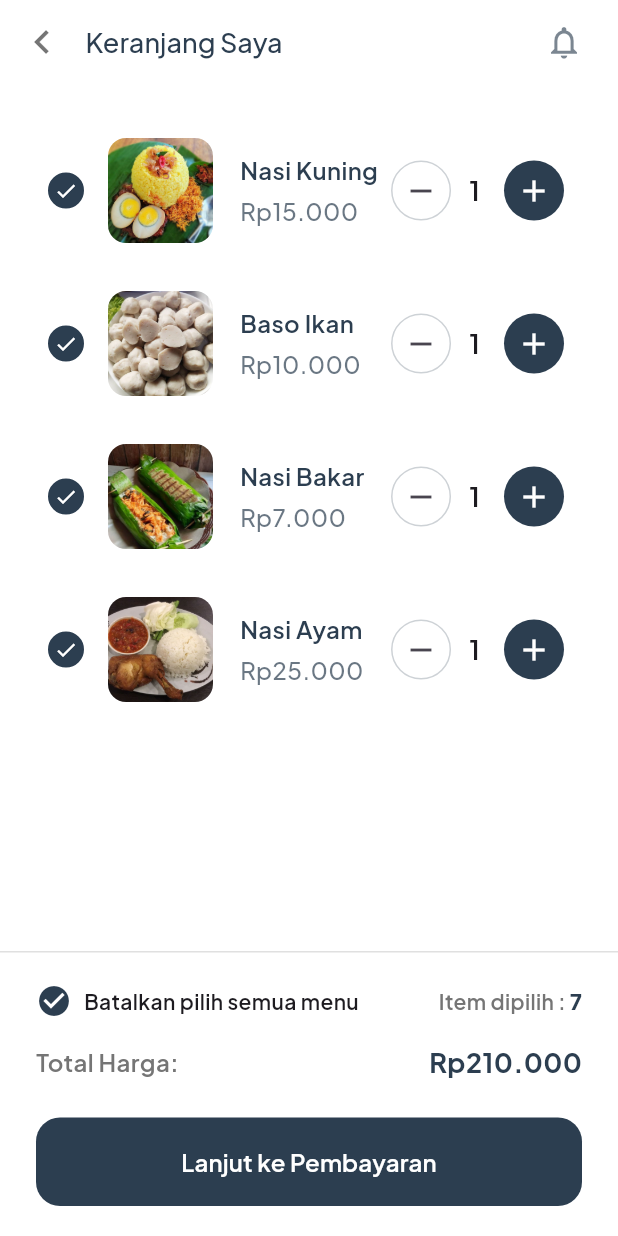
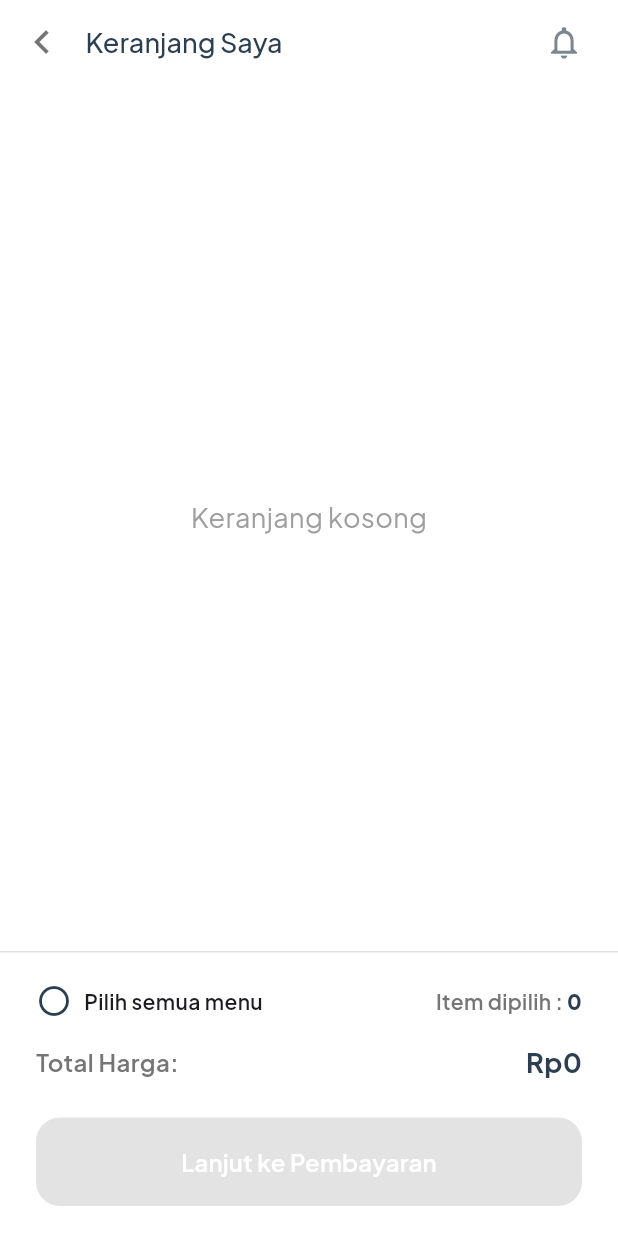
Before and after one commit to zaki-ramadhan/katering-ibu-mobile-app, a Flutter app: the CartScreen screen opened directly, after a tap on "Pilih semua menu", on a phone screen of 412 x 824 dp. Run offline on Flutter 3.47's test engine with Material 3 defaults, Android fonts, the phone set to English and light mode, and no system bars; our stand-ins replace animated_splash_screen, flutter_profile_picture, google_fonts, logger, lottie, shared_preferences and 1 more; accounts and stored records are empty; project files that could hold a hidden picture were left out.

Commit message:
fix add_to_cart feature of home and cart page

```diff
--- a/lib/screens/client/cart_screen.dart
+++ b/lib/screens/client/cart_screen.dart
@@ -1,9 +1,13 @@
 import 'package:flutter/material.dart';
 import 'package:google_fonts/google_fonts.dart';
+import 'package:intl/intl.dart';
 import 'package:katering_ibu_m_flutter/constants/index.dart';
-import 'package:katering_ibu_m_flutter/dummy_data.dart';
+import 'package:katering_ibu_m_flutter/models/cart_model.dart';
 import 'package:katering_ibu_m_flutter/screens/client/rating_order_scren.dart';
 import 'package:katering_ibu_m_flutter/widgets/custom_app_bar.dart';
+import 'package:provider/provider.dart';
+
+import '../../provider/cart_provider.dart';
 
 class CartScreen extends StatefulWidget {
   const CartScreen({super.key});
@@ -14,9 +18,16 @@ class CartScreen extends StatefulWidget {
 
 class _CartScreenState extends State<CartScreen> {
   final Set<int> selectedItems = {};
+  final NumberFormat rupiahFormat = NumberFormat.currency(
+    locale: 'id_ID',
+    symbol: 'Rp',
+    decimalDigits: 0,
+  );
 
   @override
   Widget build(BuildContext context) {
+    final cartProvider = Provider.of<CartProvider>(context);
+    List<CartItem> items = cartProvider.cartItems;
     return Scaffold(
       appBar: CustomAppBar(
         titleAppBar: 'Keranjang Saya',
@@ -30,23 +41,32 @@ class _CartScreenState extends State<CartScreen> {
           children: [
             Container(
               padding: EdgeInsets.symmetric(vertical: 20, horizontal: 32),
-              child: Column(
+              child:
+                  items.isEmpty
+                      ? Center(
+                        child: Text(
+                          'Keranjang kosong',
+                          style: GoogleFonts.plusJakartaSans(
+                            color: Colors.grey,
+                            fontSize: 18,
+                          ),
+                        ),
+                      )
+                      : Column(
                         children: [
-                  _buildItem(context, 3),
-                  _buildItem(context, 0),
-                  _buildItem(context, 2),
-                  _buildItem(context, 1),
+                          for (int i = 0; i < items.length; i++)
+                            _buildItem(context, items[i], i),
                         ],
                       ),
             ),
           ],
         ),
       ),
-      bottomNavigationBar: _buildCTABottomBar(context),
+      bottomNavigationBar: _buildCTABottomBar(context, items),
     );
   }
 
-  Widget _buildItem(BuildContext context, int index) {
+  Widget _buildItem(BuildContext context, CartItem cartItem, int index) {
     final isSelected = selectedItems.contains(index);
 
     return GestureDetector(
@@ -80,32 +100,49 @@ class _CartScreenState extends State<CartScreen> {
             ),
             ClipRRect(
               borderRadius: BorderRadius.circular(12),
-              child: Image.asset(
-                DummyData.allMenus[index]['image'].toString(),
+              child:
+                  cartItem.menu.foto.isNotEmpty
+                      ? Image.network(
+                        cartItem.menu.foto,
                         width: 70,
                         height: 70,
                         fit: BoxFit.cover,
+                      )
+                      : Container(
+                        width: 70,
+                        height: 70,
+                        color: Colors.grey.shade200,
+                        child: Icon(Icons.fastfood, color: Colors.grey),
                       ),
             ),
             SizedBox(width: 18),
             Column(
-              spacing: 4,
               crossAxisAlignment: CrossAxisAlignment.start,
               children: [
                 Text(
-                  DummyData.allMenus[index]['name'].toString(),
+                  cartItem.menu.namaMenu,
                   style: GoogleFonts.plusJakartaSans(
                     color: primaryColor,
                     fontSize: 16,
-                    fontWeight: semibold,
+                    fontWeight: medium,
                   ),
                 ),
+                // SizedBox(height: 8),
+                // Text(
+                //   '${rupiahFormat.format(cartItem.menu.harga)} x ${cartItem.quantity}',
+                //   style: GoogleFonts.plusJakartaSans(
+                //     color: Colors.grey,
+                //     fontSize: 13,
+                //     fontWeight: medium
+                //   ),
+                // ),
+                SizedBox(height: 8),
                 Text(
-                  DummyData.allMenus[index]['price'].toString(),
+                  rupiahFormat.format(cartItem.menu.harga * cartItem.quantity),
                   style: GoogleFonts.plusJakartaSans(
-                    color: primaryColor.withAlpha(180),
-                    fontSize: 16,
-                    fontWeight: medium,
+                    color: primaryColor,
+                    fontSize: 18,
+                    fontWeight: bold,
                   ),
                 ),
               ],
@@ -114,7 +151,6 @@ class _CartScreenState extends State<CartScreen> {
             Row(
               crossAxisAlignment: CrossAxisAlignment.center,
               mainAxisAlignment: MainAxisAlignment.end,
-              spacing: 12,
               children: [
                 Container(
                   width: 40,
@@ -127,7 +163,17 @@ class _CartScreenState extends State<CartScreen> {
                     borderRadius: BorderRadius.circular(99),
                   ),
                   child: IconButton(
-                    onPressed: () {},
+                    onPressed: () {
+                      final cartProvider = Provider.of<CartProvider>(
+                        context,
+                        listen: false,
+                      );
+                      cartProvider.updateQuantity(
+                        cartItem,
+                        cartItem.quantity - 1,
+                      );
+                      setState(() {});
+                    },
                     constraints: BoxConstraints(),
                     icon: Icon(Icons.remove),
                     padding: EdgeInsets.all(2),
@@ -136,15 +182,27 @@ class _CartScreenState extends State<CartScreen> {
                     ),
                   ),
                 ),
+                SizedBox(width: 8),
                 Text(
-                  '1',
+                  '${cartItem.quantity}',
                   style: GoogleFonts.plusJakartaSans(
                     fontWeight: semibold,
                     fontSize: 18,
                   ),
                 ),
+                SizedBox(width: 8),
                 IconButton(
-                  onPressed: () {},
+                  onPressed: () {
+                    final cartProvider = Provider.of<CartProvider>(
+                      context,
+                      listen: false,
+                    );
+                    cartProvider.updateQuantity(
+                      cartItem,
+                      cartItem.quantity + 1,
+                    );
+                    setState(() {});
+                  },
                   icon: Icon(Icons.add),
                   color: Colors.white,
                   padding: EdgeInsets.all(6),
@@ -161,10 +219,17 @@ class _CartScreenState extends State<CartScreen> {
     );
   }
 
-  Widget _buildCTABottomBar(BuildContext context) {
-    final allItemsSelected = selectedItems.length == DummyData.allMenus.length;
-    final selectedCount =
-        selectedItems.length;
+  Widget _buildCTABottomBar(BuildContext context, List<CartItem> items) {
+    final allItemsSelected =
+        selectedItems.length == items.length && items.isNotEmpty;
+    final selectedCount = selectedItems.length;
+
+    double totalHarga = 0;
+    for (int i = 0; i < items.length; i++) {
+      if (selectedItems.contains(i)) {
+        totalHarga += items[i].menu.harga * items[i].quantity;
+      }
+    }
 
     return Container(
       padding: EdgeInsets.symmetric(horizontal: 24, vertical: 20),
@@ -185,10 +250,7 @@ class _CartScreenState extends State<CartScreen> {
                       selectedItems.clear();
                     } else {
                       selectedItems.addAll(
-                        List.generate(
-                          DummyData.allMenus.length,
-                          (index) => index,
-                        ),
+                        List.generate(items.length, (index) => index),
                       );
                     }
                   });
@@ -213,9 +275,7 @@ class _CartScreenState extends State<CartScreen> {
               ),
               Text.rich(
                 TextSpan(
-                  style: GoogleFonts.plusJakartaSans(
-                    fontWeight: semibold,
-                  ),
+                  style: GoogleFonts.plusJakartaSans(fontWeight: semibold),
                   children: [
                     TextSpan(
                       text: 'Item dipilih : ',
@@ -248,7 +308,7 @@ class _CartScreenState extends State<CartScreen> {
                 ),
               ),
               Text(
-                'Rp210.000',
+                rupiahFormat.format(totalHarga),
                 style: GoogleFonts.plusJakartaSans(
                   fontSize: 18,
                   fontWeight: bold,
--- a/lib/screens/client/search_menu_screen.dart
+++ b/lib/screens/client/search_menu_screen.dart
@@ -167,7 +167,7 @@ class _SearchMenuScreenState extends State<SearchMenuScreen> {
                 Expanded(
                   flex: 3,
                   child: Container(
-                    margin: EdgeInsets.only(right: 6), // jarak antar tombol
+                    margin: EdgeInsets.only(right: 6),
                     child: ElevatedButton(
                       onPressed: () {
                         Navigator.push(
```
Also changed, not shown: lib/main.dart (+12 -5 lines), lib/provider/cart_provider.dart (+31 -0 lines), lib/screens/client/home_screen.dart (+22 -43 lines). Lines whose indentation alone changed are shown as unchanged.
